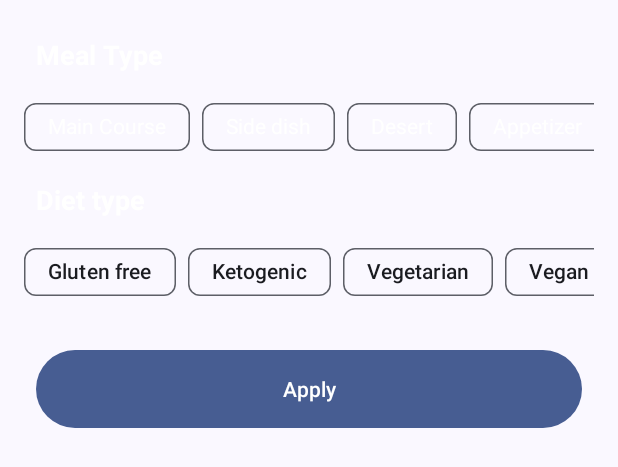
After one commit to AAyar94/Food_Recipes, an Android app: the layout fragment_recipes_bottom_sheet.xml on its own in the app's theme, with its tools: preview values and no code run, on a phone screen of 412 x 824 dp. The commit adds this screen. Shown: the top 467 px of the screen. Run offline under Robolectric (Android 15) with nearby library versions, the light colour scheme and no system bars; Roboto replaces fonts that are not available here.

Commit message:
Bottom Sheet Added

```diff
--- a/app/src/main/java/com/aayar94/foodrecipes/ui/fragment/recipes/RecipesFragment.kt
+++ b/app/src/main/java/com/aayar94/foodrecipes/ui/fragment/recipes/RecipesFragment.kt
@@ -9,7 +9,9 @@
 import androidx.fragment.app.Fragment
 import androidx.lifecycle.ViewModelProvider
 import androidx.lifecycle.lifecycleScope
+import androidx.navigation.fragment.findNavController
 import androidx.recyclerview.widget.LinearLayoutManager
+import com.aayar94.foodrecipes.R
 import com.aayar94.foodrecipes.adapters.RecipeAdapter
 import com.aayar94.foodrecipes.databinding.FragmentRecipesBinding
 import com.aayar94.foodrecipes.util.NetworkResult
@@ -53,6 +55,10 @@
 
         setupRecyclerView()
         readDatabase()
+
+        binding!!.recipesFab.setOnClickListener {
+            findNavController().navigate(R.id.action_recipesFragment_to_recipesBottomSheet)
+        }
 
         return binding?.root
     }
--- /dev/null
+++ b/app/src/main/java/com/aayar94/foodrecipes/ui/fragment/recipes/bottom_sheet/RecipesBottomSheet.kt
@@ -0,0 +1,24 @@
+package com.aayar94.foodrecipes.ui.fragment.recipes.bottom_sheet
+
+import android.os.Bundle
+import androidx.fragment.app.Fragment
+import android.view.LayoutInflater
+import android.view.View
+import android.view.ViewGroup
+import com.aayar94.foodrecipes.R
+import com.google.android.material.bottomsheet.BottomSheetDialogFragment
+
+
+class RecipesBottomSheet : BottomSheetDialogFragment() {
+
+
+    override fun onCreateView(
+        inflater: LayoutInflater, container: ViewGroup?,
+        savedInstanceState: Bundle?
+    ): View? {
+        // Inflate the layout for this fragment
+        return inflater.inflate(R.layout.fragment_recipes_bottom_sheet, container, false)
+    }
+
+
+}
--- /dev/null
+++ b/app/src/main/res/layout/fragment_recipes_bottom_sheet.xml
@@ -0,0 +1,265 @@
+<?xml version="1.0" encoding="utf-8"?>
+<androidx.constraintlayout.widget.ConstraintLayout xmlns:android="http://schemas.android.com/apk/res/android"
+    xmlns:app="http://schemas.android.com/apk/res-auto"
+    xmlns:tools="http://schemas.android.com/tools"
+    style="@style/chips"
+    android:layout_width="match_parent"
+    android:layout_height="wrap_content"
+    tools:context=".ui.fragment.recipes.bottom_sheet.RecipesBottomSheet">
+
+    <TextView
+        android:id="@+id/mealType_txt"
+        android:layout_width="wrap_content"
+        android:layout_height="wrap_content"
+        android:layout_marginStart="24dp"
+        android:layout_marginTop="24dp"
+        android:text="@string/meal_type"
+        android:textColor="@color/white"
+        android:textSize="18sp"
+        android:textStyle="bold"
+        app:layout_constraintStart_toStartOf="parent"
+        app:layout_constraintTop_toTopOf="parent" />
+
+    <HorizontalScrollView
+        android:id="@+id/mealType_scrollView"
+        android:layout_width="match_parent"
+        android:layout_height="wrap_content"
+        android:layout_marginStart="16dp"
+        android:layout_marginTop="12dp"
+        android:layout_marginEnd="16dp"
+        android:scrollbars="none"
+        app:layout_constraintEnd_toEndOf="parent"
+        app:layout_constraintStart_toStartOf="parent"
+        app:layout_constraintTop_toBottomOf="@+id/mealType_txt">
+
+        <LinearLayout
+            android:layout_width="wrap_content"
+            android:layout_height="match_parent"
+            android:orientation="horizontal">
+
+            <com.google.android.material.chip.ChipGroup
+                android:id="@+id/mealType_chipGroup"
+                android:layout_width="match_parent"
+                android:layout_height="match_parent"
+                app:checkedChip="@+id/main_course_chip"
+                app:selectionRequired="true"
+                app:singleLine="true"
+                app:singleSelection="true">
+
+                <com.google.android.material.chip.Chip
+                    android:id="@+id/main_course_chip"
+                    style="@style/chips"
+                    android:layout_width="wrap_content"
+                    android:layout_height="wrap_content"
+                    android:text="@string/main_course" />
+
+                <com.google.android.material.chip.Chip
+                    android:id="@+id/side_dish_chip"
+                    style="@style/chips"
+                    android:layout_width="wrap_content"
+                    android:layout_height="wrap_content"
+                    android:text="@string/side_dish" />
+
+                <com.google.android.material.chip.Chip
+                    android:id="@+id/dessert_chip"
+                    style="@style/chips"
+                    android:layout_width="wrap_content"
+                    android:layout_height="wrap_content"
+                    android:text="@string/dessert" />
+
+                <com.google.android.material.chip.Chip
+                    android:id="@+id/appetizer_chip"
+                    style="@style/chips"
+                    android:layout_width="wrap_content"
+                    android:layout_height="wrap_content"
+                    android:text="@string/appetizer" />
+
+                <com.google.android.material.chip.Chip
+                    android:id="@+id/salad_chip"
+                    style="@style/chips"
+                    android:layout_width="wrap_content"
+                    android:layout_height="wrap_content"
+                    android:text="@string/salad" />
+
+                <com.google.android.material.chip.Chip
+                    android:id="@+id/bread_chip"
+                    style="@style/chips"
+                    android:layout_width="wrap_content"
+                    android:layout_height="wrap_content"
+                    android:text="@string/bread" />
+
+                <com.google.android.material.chip.Chip
+                    android:id="@+id/breakfast_chip"
+                    style="@style/chips"
+                    android:layout_width="wrap_content"
+                    android:layout_height="wrap_content"
+                    android:text="@string/breakfast" />
+
+                <com.google.android.material.chip.Chip
+                    android:id="@+id/soup_chip"
+                    style="@style/chips"
+                    android:layout_width="wrap_content"
+                    android:layout_height="wrap_content"
+                    android:text="@string/soup" />
+
+                <com.google.android.material.chip.Chip
+                    android:id="@+id/beverage_chip"
+                    style="@style/chips"
+                    android:layout_width="wrap_content"
+                    android:layout_height="wrap_content"
+                    android:text="@string/beverage" />
+
+                <com.google.android.material.chip.Chip
+                    android:id="@+id/sauce_chip"
+                    style="@style/chips"
+                    android:layout_width="wrap_content"
+                    android:layout_height="wrap_content"
+                    android:text="@string/sauce" />
+
+                <com.google.android.material.chip.Chip
+                    android:id="@+id/marinade_chip"
+                    style="@style/chips"
+                    android:layout_width="wrap_content"
+                    android:layout_height="wrap_content"
+                    android:text="@string/marinade" />
+
+                <com.google.android.material.chip.Chip
+                    android:id="@+id/finger_food_chip"
+                    style="@style/chips"
+                    android:layout_width="wrap_content"
+                    android:layout_height="wrap_content"
+                    android:text="@string/fingerfood" />
+
+                <com.google.android.material.chip.Chip
+                    android:id="@+id/snack_chip"
+                    style="@style/chips"
+                    android:layout_width="wrap_content"
+                    android:layout_height="wrap_content"
+                    android:text="@string/snack" />
+
+                <com.google.android.material.chip.Chip
+                    android:id="@+id/drink_chip"
+                    style="@style/chips"
+                    android:layout_width="wrap_content"
+                    android:layout_height="wrap_content"
+                    android:text="@string/drink" />
+            </com.google.android.material.chip.ChipGroup>
+        </LinearLayout>
+    </HorizontalScrollView>
+
+    <TextView
+        android:id="@+id/dietType_txt"
+        android:layout_width="wrap_content"
+        android:layout_height="wrap_content"
+        android:layout_marginStart="24dp"
+        android:layout_marginTop="12dp"
+        android:text="@string/diet_type"
+        android:textColor="@color/white"
+        android:textSize="18sp"
+        android:textStyle="bold"
+        app:layout_constraintStart_toStartOf="parent"
+        app:layout_constraintTop_toBottomOf="@+id/mealType_scrollView" />
+
+    <HorizontalScrollView
+        android:id="@+id/dietType_scrollView"
+        android:layout_width="match_parent"
+        android:layout_height="wrap_content"
+        android:layout_marginStart="16dp"
+        android:layout_marginTop="12dp"
+        android:layout_marginEnd="16dp"
+        android:scrollbars="none"
+        app:layout_constraintEnd_toEndOf="parent"
+        app:layout_constraintStart_toStartOf="parent"
+        app:layout_constraintTop_toBottomOf="@+id/dietType_txt">
+
+        <LinearLayout
+            android:layout_width="wrap_content"
+            android:layout_height="match_parent"
+            android:orientation="horizontal">
+
+            <com.google.android.material.chip.ChipGroup
+                android:id="@+id/dietType_chipGroup"
+                android:layout_width="match_parent"
+                android:layout_height="match_parent"
+                app:checkedChip="@+id/gluten_free_chip"
+                app:selectionRequired="true"
+                app:singleLine="true"
+                app:singleSelection="true">
+
+                <com.google.android.material.chip.Chip
+                    android:id="@+id/gluten_free_chip"
+
+                    android:layout_width="wrap_content"
+                    android:layout_height="wrap_content"
+                    android:text="@string/gluten_free" />
+
+                <com.google.android.material.chip.Chip
+                    android:id="@+id/ketogenic_chip"
+
+                    android:layout_width="wrap_content"
+                    android:layout_height="wrap_content"
+                    android:text="@string/ketogenic" />
+
+                <com.google.android.material.chip.Chip
+                    android:id="@+id/vegetarian_chip"
+
+                    android:layout_width="wrap_content"
+                    android:layout_height="wrap_content"
+                    android:text="@string/vegetarian" />
+
+                <com.google.android.material.chip.Chip
+                    android:id="@+id/vegan_chip"
+
+                    android:layout_width="wrap_content"
+                    android:layout_height="wrap_content"
+                    android:text="@string/vegan" />
+
+                <com.google.android.material.chip.Chip
+                    android:id="@+id/pescetarian_chip"
+
+                    android:layout_width="wrap_content"
+                    android:layout_height="wrap_content"
+                    android:text="@string/pescetarian" />
+
+                <com.google.android.material.chip.Chip
+                    android:id="@+id/paleo_chip"
+
+                    android:layout_width="wrap_content"
+                    android:layout_height="wrap_content"
+                    android:text="@string/paleo" />
+
+                <com.google.android.material.chip.Chip
+                    android:id="@+id/primal_chip"
+
+                    android:layout_width="wrap_content"
+                    android:layout_height="wrap_content"
+                    android:text="@string/primal" />
+
+                <com.google.android.material.chip.Chip
+                    android:id="@+id/whole30_chip"
+
+                    android:layout_width="wrap_content"
+                    android:layout_height="wrap_content"
+                    android:text="@string/whole30" />
+
+            </com.google.android.material.chip.ChipGroup>
+        </LinearLayout>
+    </HorizontalScrollView>
+
+    <Button
+        android:id="@+id/apply_btn"
+        android:layout_width="match_parent"
+        android:layout_height="60dp"
+        android:layout_marginStart="24dp"
+        android:layout_marginTop="24dp"
+        android:layout_marginEnd="24dp"
+        android:layout_marginBottom="24dp"
+        android:text="@string/apply"
+        android:textAllCaps="false"
+        app:layout_constraintBottom_toBottomOf="parent"
+        app:layout_constraintEnd_toEndOf="parent"
+        app:layout_constraintStart_toStartOf="parent"
+        app:layout_constraintTop_toBottomOf="@+id/dietType_scrollView" />
+
+
+</androidx.constraintlayout.widget.ConstraintLayout>
--- a/app/src/main/res/navigation/my_nav.xml
+++ b/app/src/main/res/navigation/my_nav.xml
@@ -8,7 +8,11 @@
         android:id="@+id/recipesFragment"
         android:name="com.aayar94.foodrecipes.ui.fragment.recipes.recipesFragment"
         android:label="Recipes"
-        tools:layout="@layout/fragment_recipes" />
+        tools:layout="@layout/fragment_recipes" >
+        <action
+            android:id="@+id/action_recipesFragment_to_recipesBottomSheet"
+            app:destination="@id/recipesBottomSheet" />
+    </fragment>
     <fragment
         android:id="@+id/favoritesFragment"
         android:name="com.aayar94.foodrecipes.ui.fragment.favorites.favoritesFragment"
@@ -19,4 +23,13 @@
         android:name="com.aayar94.foodrecipes.ui.fragment.foodJoke.foodJokeFragment"
         android:label="Food_Joke"
         tools:layout="@layout/fragment_food_joke" />
+    <dialog
+        android:id="@+id/recipesBottomSheet"
+        android:name="com.aayar94.foodrecipes.ui.fragment.recipes.bottom_sheet.RecipesBottomSheet"
+        android:label="recipes_bottom_sheet"
+        tools:layout="@layout/fragment_recipes_bottom_sheet" >
+        <action
+            android:id="@+id/action_recipesBottomSheet_to_recipesFragment"
+            app:destination="@id/recipesFragment" />
+    </dialog>
 </navigation>
--- a/app/src/main/res/values/strings.xml
+++ b/app/src/main/res/values/strings.xml
@@ -5,4 +5,29 @@
     <string name="recipes">Recipes</string>
     <string name="favorites">Favorites</string>
     <string name="food_joke">Food Joke</string>
+    <string name="apply">Apply</string>
+    <string name="primal">Primal</string>
+    <string name="paleo">Paleo</string>
+    <string name="pescetarian">Pescetarian</string>
+    <string name="vegan">Vegan</string>
+    <string name="vegetarian">Vegetarian</string>
+    <string name="ketogenic">Ketogenic</string>
+    <string name="gluten_free">Gluten free</string>
+    <string name="diet_type">Diet type</string>
+    <string name="drink">Drink</string>
+    <string name="snack">Snack</string>
+    <string name="fingerfood">Finger food</string>
+    <string name="marinade">Marinede</string>
+    <string name="sauce">Souce</string>
+    <string name="beverage">Beverage</string>
+    <string name="soup">Soup</string>
+    <string name="breakfast">Breakfast</string>
+    <string name="bread">Bread</string>
+    <string name="salad">Salad</string>
+    <string name="appetizer">Appetizer</string>
+    <string name="dessert">Desert</string>
+    <string name="side_dish">Side dish</string>
+    <string name="main_course">Main Course</string>
+    <string name="meal_type">Meal Type</string>
+    <string name="whole30">whole 30</string>
 </resources>
--- a/app/src/main/res/values/themes.xml
+++ b/app/src/main/res/values/themes.xml
@@ -1,4 +1,4 @@
-<resources xmlns:tools="http://schemas.android.com/tools">
+<resources>
     <!-- Base application theme. -->
     <style name="Theme.FoodRecipes" parent="Theme.Material3.DynamicColors.DayNight">
         <!-- Primary brand color. -->
@@ -13,4 +13,8 @@
         <item name="android:statusBarColor">?attr/colorPrimary</item>
         <!-- Customize your theme here. -->
     </style>
+
+    <style name="chips" parent="Theme.Material3.DayNight.BottomSheetDialog">
+        <item name="android:textColor">@color/design_default_color_on_primary</item>
+    </style>
 </resources>
```
